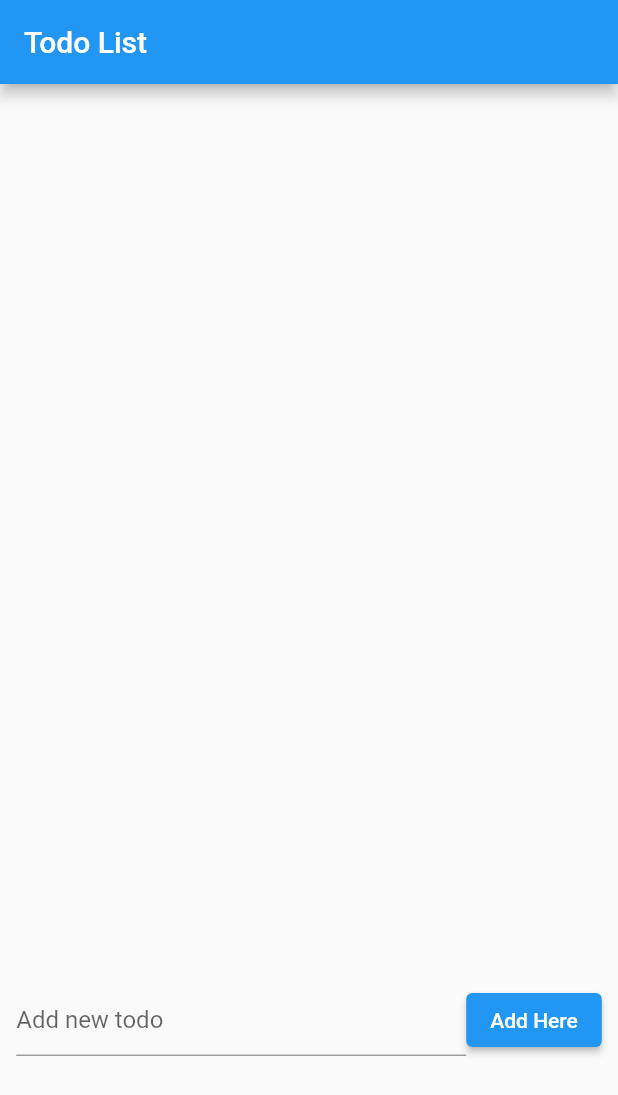
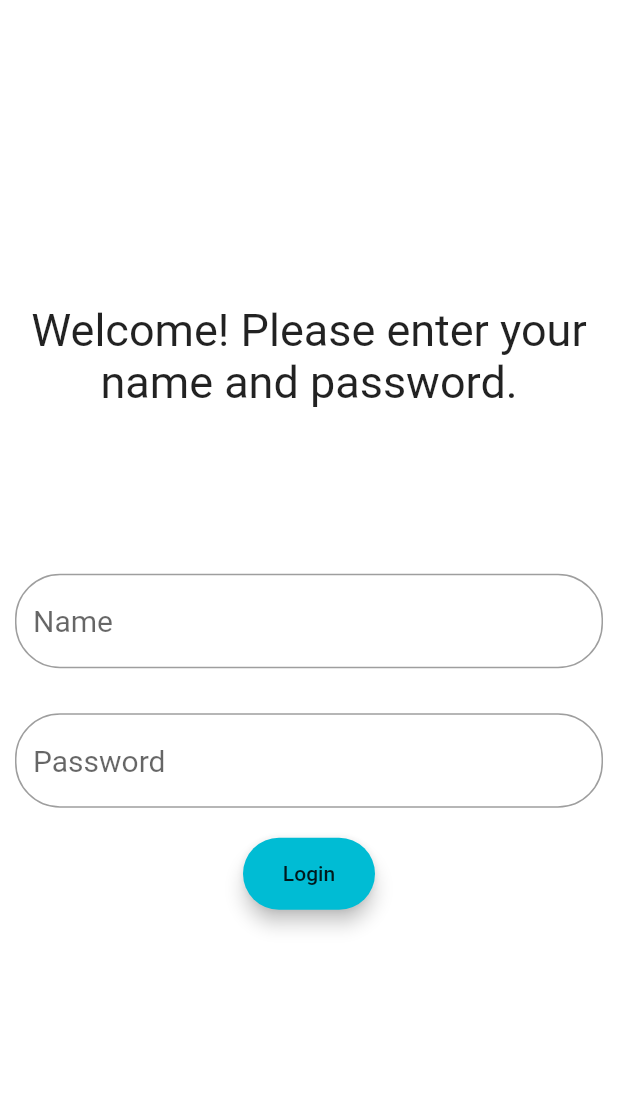
Before and after one commit to jchung99/todo-application, a Flutter app: the screen it shows after launch, on a phone screen of 412 x 824 dp. Shown: the top 1095 px of the screen. Run offline on Flutter 3.47's test engine with Material 2 defaults, Android fonts, the phone set to English and light mode, and no system bars; our stand-ins replace cloud_firestore, firebase_core, flutter_riverpod; accounts and stored records are empty.

Commit message:
Added LogIn page, unique collection for each user, visual fixes

```diff
--- a/lib/main.dart
+++ b/lib/main.dart
@@ -1,123 +1,122 @@
 import 'package:firebase_core/firebase_core.dart';
+import 'package:flutter/cupertino.dart';
 import 'package:flutter/material.dart';
-import 'package:cloud_firestore/cloud_firestore.dart';
+import 'package:flutter_riverpod/flutter_riverpod.dart';
+import 'todo_page.dart';
 
 void main() async {
   WidgetsFlutterBinding.ensureInitialized();
-
   await Firebase.initializeApp();
-  runApp(ToDo());
-
+  runApp(
+    ProviderScope(
+      child: ToDo(),
+    ),
+  );
 }
 
 class ToDo extends StatelessWidget {
   @override
   Widget build(BuildContext context) {
-    return MaterialApp(home: TodoList());
+    return MaterialApp(
+      theme: ThemeData(
+          ),
+      home: new LogIn(),
+    );
   }
 }
 
-class TodoList extends StatefulWidget {
-  @override
-
-  _ToDoListState createState() => _ToDoListState();
-}
-
-class _ToDoListState extends State<TodoList> {
-  final collection = FirebaseFirestore.instance.collection('items');
-  final inputController = TextEditingController();
+class LogIn extends ConsumerWidget {
+  static var userName = "";
+  static var password = "";
+  final passwordProvider = Provider((ref) => password);
+  final userNameController = TextEditingController();
+  final passwordController = TextEditingController();
 
   @override
-  void initState() {
-    getData();
-    super.initState();
-  }
-  getData() {
-    collection.get().then((QuerySnapshot snapshot) {
-      snapshot.docs.forEach((DocumentSnapshot doc) {
-        print(5);
-      });
-    }) ;
-  }
-  Widget build(BuildContext context) {
-    final collection = FirebaseFirestore.instance.collection('items');
-
-    return Scaffold(
-        appBar: AppBar(
-          title: Text('Todo List'),
-        ),
+  Widget build(BuildContext context, ScopedReader watch) {
+    final passwordString = watch(passwordProvider);
+    return Center(
+      child: Scaffold(
+        backgroundColor: Colors.blueGrey,
         body: Center(
-          child: Column(
-
-            children: [
-              StreamBuilder(
-                stream: collection.snapshots(),
-                builder: (BuildContext context, AsyncSnapshot<QuerySnapshot> snapshot) {
-                  if (!snapshot.hasData) return Text("Loading");
-                  return Flexible(
-                    child: Container(
-
-                      height: 600.0,
-
-                      child: ListView.builder(
-
-                          itemCount: (snapshot.data as QuerySnapshot).docs.length,
-                          scrollDirection: Axis.vertical,
-
-                          itemBuilder: (BuildContext context, int index) {
-                            return Dismissible(
-                              key: Key((snapshot.data as QuerySnapshot).docs[index].id),
-                              background: Container(color: Colors.red),
-                              onDismissed: (both) => _removeItem((snapshot.data as QuerySnapshot).docs[index].id),
-                              child: TextButton(
-                                  onPressed: () => _removeItem((snapshot.data as QuerySnapshot).docs[index].id),
-                                  child: Text((snapshot.data as QuerySnapshot).docs[index]['val'])),
-                            );
-                          }
+          child: Container(
+            color: Colors.white,
+            child: Column(
+              crossAxisAlignment: CrossAxisAlignment.center,
+              mainAxisAlignment: MainAxisAlignment.center,
+              children: <Widget>[
+                Text(
+                  "Welcome! Please enter your name and password.",
+                  textAlign: TextAlign.center,
+                  style: TextStyle(
+                    fontSize: 30
+                  ),
+                ),
+                SizedBox(height: 100),
+                Padding(
+                  padding:EdgeInsets.all(10),
+                  child: TextField(
+                    obscureText: false,
+                    style: TextStyle(fontSize: 20),
+                    controller: userNameController,
+                    decoration: InputDecoration(
+                      hintText: "Name",
+                      border: OutlineInputBorder(
+                        borderRadius: BorderRadius.circular(30),
                       ),
                     ),
-                  );
-                },)
-            ,
-              Row(
-                mainAxisSize: MainAxisSize.min,
-                children: [
-                  SizedBox(
-                    width: 300,
-                    child: TextFormField(
-                      decoration: const InputDecoration(
-                        hintText: 'Add new todo'
+                  ),
+                ),
+                SizedBox(height: 10),
+                Padding(
+                  padding: EdgeInsets.all(10),
+                  child: TextField(
+                    obscureText: true,
+                    style: TextStyle(fontSize: 20),
+                    controller: passwordController,
+
+                    decoration: InputDecoration(
+                      hintText: "Password",
+                      border: OutlineInputBorder(
+                        borderSide: BorderSide(width: 10),
+                        borderRadius: BorderRadius.circular(30),
                       ),
-                      controller: inputController,
                     ),
                   ),
-                  ElevatedButton(
-                    onPressed: () async {
-                      await collection.add({'val': inputController.text});
-                      inputController.clear();
-                    },
+                ),
+                SizedBox(
+                  height: 10,
+                ),
+                Material(
+                  elevation: 5,
+                  borderRadius: BorderRadius.circular(30),
+                  color: Colors.cyan,
+                  child: MaterialButton(
+                      onPressed: () => nextPage(userNameController.text, passwordController.text, context) ,
                     child: Text(
-                        "Add Here"
-                    )
-                )],
-              ),
-            ]
+                      "Login",
+                      textAlign: TextAlign.center,
+                    ),
+                  ),
+                ),
+                SizedBox(
+                  height: 15.0,
+                ),
+              ],
+            ),
           ),
-        )
-
-        // body: StreamBuilder(
-        //   stream: FirebaseFirestore.instance.collection('items').snapshots(),
-        //   builder: (context, snapshot) {
-        //     if (!snapshot.hasData) return const Text('Loading');
-        //     return Text((snapshot.data as QuerySnapshot).docs[0].get('1'));
-        //   }
-        //   ,
-        // )
+        ),
+      ),
     );
   }
 
 
-  _removeItem(id) {
-    collection.doc(id).delete();
+  nextPage(name, pass, context) {
+    userName = name;
+    password = pass;
+    Navigator.push(
+      context,
+      new MaterialPageRoute(builder: (context) => new TodoList()),
+    );
   }
 }
--- a/pubspec.yaml
+++ b/pubspec.yaml
@@ -23,6 +23,7 @@ environment:
 dependencies:
   cloud_firestore:
   firebase_core: ^1.0.1
+  flutter_riverpod: ^0.13.0-nullsafety.1
   flutter:
     sdk: flutter
 
@@ -34,6 +35,9 @@ dependencies:
 dev_dependencies:
   flutter_test:
     sdk: flutter
+  flutter_driver:
+    sdk: flutter
+
 
 # For information on the generic Dart part of this file, see the
 # following page: https://dart.dev/tools/pub/pubspec
```
Also changed, not shown: lib/todo_page.dart (added, +107 -0 lines), pubspec.lock, 2 other files.
